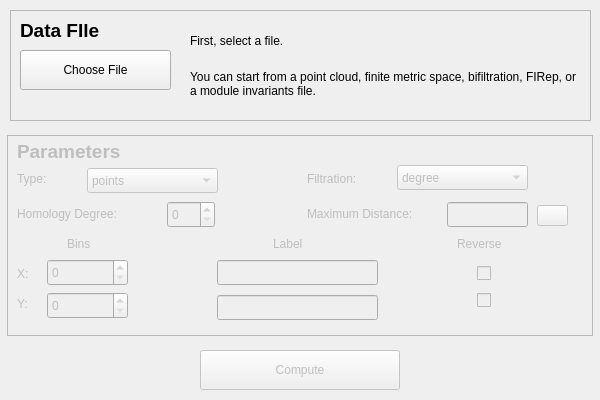
rivetTDA/rivet, file dataselectdialog.ui: the form before one commit.
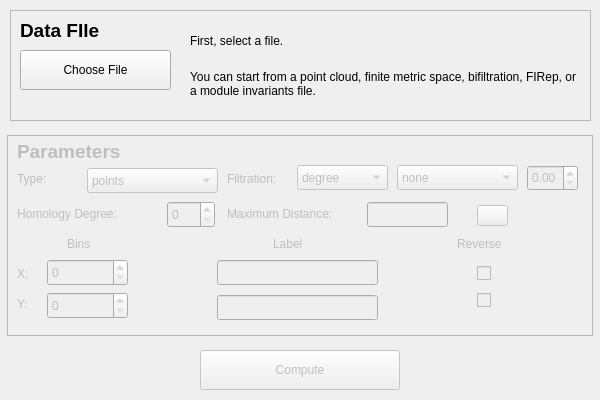
The form after the commit.

Commit message:
Add GUI feature for functions
User can specify function type and parameter in GUI.
Corrected some minor errors in fileLabel and fileTypeLabel.

Patch:
```diff
--- a/dataselectdialog.ui
+++ b/dataselectdialog.ui
@@ -272,9 +272,9 @@
    <widget class="QLabel" name="maxDistLabel">
     <property name="geometry">
      <rect>
-      <x>300</x>
+      <x>220</x>
       <y>70</y>
-      <width>150</width>
+      <width>141</width>
       <height>17</height>
      </rect>
     </property>
@@ -341,9 +341,9 @@
    <widget class="QLabel" name="filterLabel">
     <property name="geometry">
      <rect>
-      <x>300</x>
+      <x>220</x>
       <y>35</y>
-      <width>91</width>
+      <width>71</width>
       <height>17</height>
      </rect>
     </property>
@@ -357,9 +357,9 @@
     </property>
     <property name="geometry">
      <rect>
-      <x>390</x>
+      <x>290</x>
       <y>30</y>
-      <width>131</width>
+      <width>91</width>
       <height>25</height>
      </rect>
     </property>
@@ -377,7 +377,7 @@
    <widget class="QLineEdit" name="maxDistBox">
     <property name="geometry">
      <rect>
-      <x>440</x>
+      <x>360</x>
       <y>67</y>
       <width>81</width>
       <height>25</height>
@@ -390,7 +390,7 @@
    <widget class="QPushButton" name="maxDistHelp">
     <property name="geometry">
      <rect>
-      <x>530</x>
+      <x>470</x>
       <y>70</y>
       <width>31</width>
       <height>21</height>
@@ -411,6 +411,54 @@
      </size>
     </property>
    </widget>
+   <widget class="QComboBox" name="functionComboBox">
+    <property name="enabled">
+     <bool>false</bool>
+    </property>
+    <property name="geometry">
+     <rect>
+      <x>390</x>
+      <y>30</y>
+      <width>121</width>
+      <height>25</height>
+     </rect>
+    </property>
+    <item>
+     <property name="text">
+      <string>none</string>
+     </property>
+    </item>
+    <item>
+     <property name="text">
+      <string>user</string>
+     </property>
+    </item>
+    <item>
+     <property name="text">
+      <string>balldensity</string>
+     </property>
+    </item>
+    <item>
+     <property name="text">
+      <string>knndensity</string>
+     </property>
+    </item>
+    <item>
+     <property name="text">
+      <string>eccentricity</string>
+     </property>
+    </item>
+   </widget>
+   <widget class="QDoubleSpinBox" name="parameterSpinBox">
+    <property name="geometry">
+     <rect>
+      <x>520</x>
+      <y>30</y>
+      <width>51</width>
+      <height>26</height>
+     </rect>
+    </property>
+   </widget>
   </widget>
   <widget class="QFrame" name="frame">
    <property name="geometry">
```
The commit also changes 4 other files.
